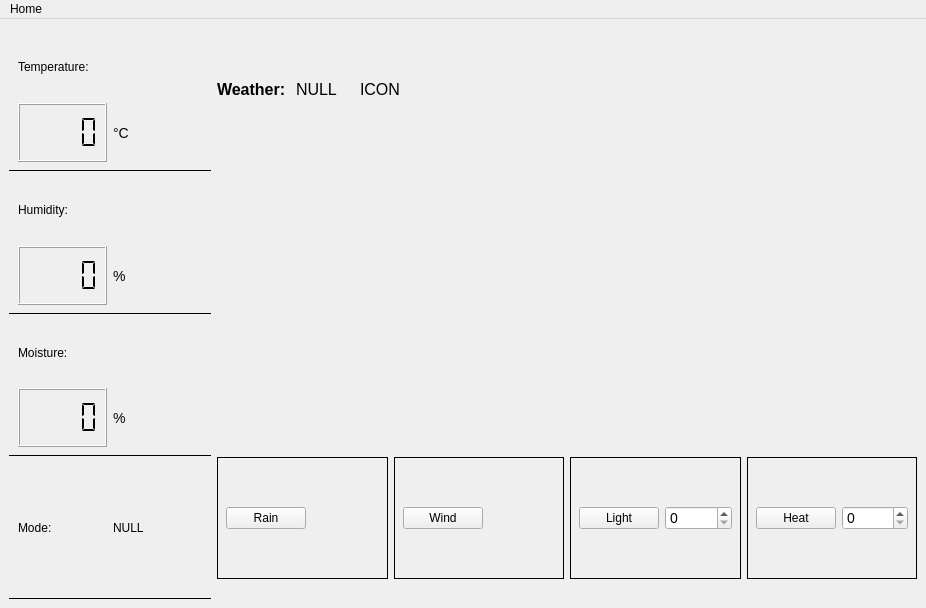
Before: the Qt Designer form src/anticarium_desktop/widgets/mainwindow.ui in Anticarium/Anticarium_Desktop, drawn with Qt 5.
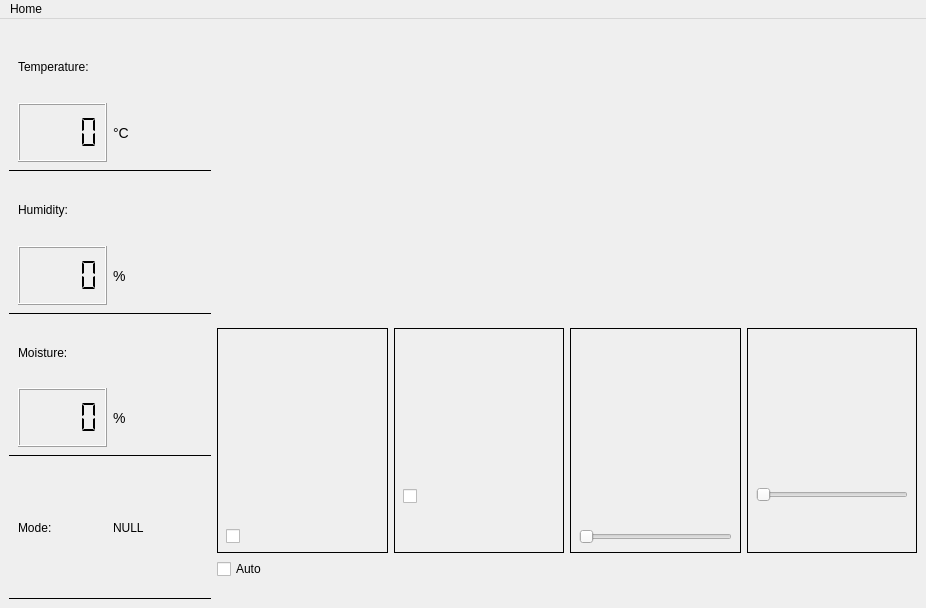
After: the same form once the commit is applied. Icons and pictures are not drawn.

Commit message: Updated Shared types version, added icons, updated design

```diff
--- a/src/anticarium_desktop/widgets/mainwindow.ui
+++ b/src/anticarium_desktop/widgets/mainwindow.ui
@@ -185,59 +185,6 @@
     </item>
     <item row="0" column="1">
      <layout class="QVBoxLayout" name="verticalLayout_2">
-      <item>
-       <layout class="QHBoxLayout" name="horizontalLayout_3">
-        <item>
-         <widget class="QLabel" name="label_9">
-          <property name="styleSheet">
-           <string notr="true">font-weight: bold; color: black; font-size: 16px;</string>
-          </property>
-          <property name="text">
-           <string>Weather: </string>
-          </property>
-         </widget>
-        </item>
-        <item>
-         <widget class="QLabel" name="weatherLabel">
-          <property name="styleSheet">
-           <string notr="true">font-weight: normal; color: black; font-size: 16px;</string>
-          </property>
-          <property name="text">
-           <string>NULL</string>
-          </property>
-         </widget>
-        </item>
-        <item>
-         <widget class="QLabel" name="label_11">
-          <property name="styleSheet">
-           <string notr="true">font-weight: normal; color: black; font-size: 16px;</string>
-          </property>
-          <property name="text">
-           <string>ICON</string>
-          </property>
-          <property name="scaledContents">
-           <bool>true</bool>
-          </property>
-         </widget>
-        </item>
-        <item>
-         <spacer name="horizontalSpacer_2">
-          <property name="orientation">
-           <enum>Qt::Horizontal</enum>
-          </property>
-          <property name="sizeType">
-           <enum>QSizePolicy::Fixed</enum>
-          </property>
-          <property name="sizeHint" stdset="0">
-           <size>
-            <width>500</width>
-            <height>20</height>
-           </size>
-          </property>
-         </spacer>
-        </item>
-       </layout>
-      </item>
       <item>
        <spacer name="verticalSpacer">
         <property name="orientation">
@@ -261,17 +208,7 @@
           <property name="styleSheet">
            <string notr="true">QWidget#RainButtonWidget{border: 1px solid black;}</string>
           </property>
-          <layout class="QHBoxLayout" name="horizontalLayout_10">
-           <item>
-            <widget class="QPushButton" name="pushButton">
-             <property name="styleSheet">
-              <string notr="true">color: black;</string>
-             </property>
-             <property name="text">
-              <string>Rain</string>
-             </property>
-            </widget>
-           </item>
+          <layout class="QVBoxLayout" name="verticalLayout_6">
            <item>
             <widget class="QLabel" name="label_12">
              <property name="styleSheet">
@@ -284,7 +221,60 @@
               <pixmap>:/icons/assets/icons/Invert_Colors_Icon_1.png</pixmap>
              </property>
              <property name="scaledContents">
-              <bool>true</bool>
+              <bool>false</bool>
+             </property>
+             <property name="alignment">
+              <set>Qt::AlignCenter</set>
+             </property>
+             <property name="wordWrap">
+              <bool>false</bool>
+             </property>
+            </widget>
+           </item>
+           <item>
+            <widget class="QCheckBox" name="checkBox">
+             <property name="text">
+              <string/>
+             </property>
+            </widget>
+           </item>
+          </layout>
+         </widget>
+        </item>
+        <item>
+         <widget class="QWidget" name="HeatButtonWidget" native="true">
+          <property name="styleSheet">
+           <string notr="true">QWidget#HeatButtonWidget{border: 1px solid black;}
+</string>
+          </property>
+          <layout class="QVBoxLayout" name="verticalLayout_9">
+           <item>
+            <layout class="QHBoxLayout" name="horizontalLayout_8">
+             <item>
+              <widget class="QLabel" name="label_10">
+               <property name="maximumSize">
+                <size>
+                 <width>70</width>
+                 <height>70</height>
+                </size>
+               </property>
+               <property name="text">
+                <string/>
+               </property>
+               <property name="pixmap">
+                <pixmap resource="../resources.qrc">:/icons/assets/icons/Local_Fire_Department_Icon_1.png</pixmap>
+               </property>
+               <property name="scaledContents">
+                <bool>true</bool>
+               </property>
+              </widget>
+             </item>
+            </layout>
+           </item>
+           <item>
+            <widget class="QCheckBox" name="checkBox_2">
+             <property name="text">
+              <string/>
              </property>
             </widget>
            </item>
@@ -297,29 +287,7 @@
            <string notr="true">QWidget#WindButtonWidget{border: 1px solid black;}
 </string>
           </property>
-          <layout class="QHBoxLayout" name="horizontalLayout_9">
-           <item>
-            <widget class="QPushButton" name="pushButton_3">
-             <property name="styleSheet">
-              <string notr="true">color: black;</string>
-             </property>
-             <property name="text">
-              <string>Wind</string>
-             </property>
-             <property name="checkable">
-              <bool>false</bool>
-             </property>
-             <property name="autoDefault">
-              <bool>false</bool>
-             </property>
-             <property name="default">
-              <bool>false</bool>
-             </property>
-             <property name="flat">
-              <bool>false</bool>
-             </property>
-            </widget>
-           </item>
+          <layout class="QVBoxLayout" name="verticalLayout_7">
            <item>
             <widget class="QLabel" name="label_13">
              <property name="styleSheet">
@@ -332,7 +300,23 @@
               <pixmap>:/icons/assets/icons/Waves_Icon_1.png</pixmap>
              </property>
              <property name="scaledContents">
-              <bool>true</bool>
+              <bool>false</bool>
+             </property>
+             <property name="alignment">
+              <set>Qt::AlignCenter</set>
+             </property>
+            </widget>
+           </item>
+           <item>
+            <widget class="QSlider" name="horizontalSlider">
+             <property name="sizePolicy">
+              <sizepolicy hsizetype="Preferred" vsizetype="Fixed">
+               <horstretch>0</horstretch>
+               <verstretch>0</verstretch>
+              </sizepolicy>
+             </property>
+             <property name="orientation">
+              <enum>Qt::Horizontal</enum>
              </property>
             </widget>
            </item>
@@ -345,82 +329,61 @@
            <string notr="true">QWidget#LightButtonWidget{border: 1px solid black;}
 </string>
           </property>
-          <layout class="QHBoxLayout" name="horizontalLayout_8">
+          <layout class="QVBoxLayout" name="verticalLayout_8">
            <item>
-            <widget class="QPushButton" name="pushButton_5">
-             <property name="styleSheet">
-              <string notr="true">color: black;</string>
-             </property>
-             <property name="text">
-              <string>Light</string>
-             </property>
-             <property name="checkable">
-              <bool>false</bool>
-             </property>
-             <property name="autoDefault">
-              <bool>false</bool>
-             </property>
-             <property name="default">
-              <bool>false</bool>
-             </property>
-             <property name="flat">
-              <bool>false</bool>
-             </property>
-            </widget>
+            <layout class="QHBoxLayout" name="horizontalLayout_7">
+             <item>
+              <widget class="QLabel" name="label_5">
+               <property name="maximumSize">
+                <size>
+                 <width>60</width>
+                 <height>60</height>
+                </size>
+               </property>
+               <property name="layoutDirection">
+                <enum>Qt::LeftToRight</enum>
+               </property>
+               <property name="text">
+                <string/>
+               </property>
+               <property name="pixmap">
+                <pixmap resource="../resources.qrc">:/icons/assets/icons/Lightbulb_Outline_Icon_1.png</pixmap>
+               </property>
+               <property name="scaledContents">
+                <bool>true</bool>
+               </property>
+               <property name="alignment">
+                <set>Qt::AlignLeading|Qt::AlignLeft|Qt::AlignVCenter</set>
+               </property>
+              </widget>
+             </item>
+            </layout>
            </item>
            <item>
-            <widget class="QSpinBox" name="lightValue">
-             <property name="styleSheet">
-              <string notr="true">font-size: 14px;</string>
+            <widget class="QSlider" name="horizontalSlider_2">
+             <property name="sizePolicy">
+              <sizepolicy hsizetype="Preferred" vsizetype="Fixed">
+               <horstretch>0</horstretch>
+               <verstretch>0</verstretch>
+              </sizepolicy>
              </property>
-             <property name="maximum">
-              <number>100</number>
+             <property name="orientation">
+              <enum>Qt::Horizontal</enum>
              </property>
             </widget>
            </item>
           </layout>
          </widget>
         </item>
+       </layout>
+      </item>
+      <item>
+       <layout class="QHBoxLayout" name="horizontalLayout_9">
         <item>
-         <widget class="QWidget" name="HeatButtonWidget" native="true">
-          <property name="styleSheet">
-           <string notr="true">QWidget#HeatButtonWidget{border: 1px solid black;}
-</string>
+         <widget class="QCheckBox" name="checkBox_3">
+          <property name="text">
+           <string>Auto</string>
           </property>
-          <layout class="QHBoxLayout" name="horizontalLayout_7">
-           <item>
-            <widget class="QPushButton" name="pushButton_6">
-             <property name="styleSheet">
-              <string notr="true">color: black;</string>
-             </property>
-             <property name="text">
-              <string>Heat</string>
-             </property>
-             <property name="checkable">
-              <bool>false</bool>
-             </property>
-             <property name="autoDefault">
-              <bool>false</bool>
-             </property>
-             <property name="default">
-              <bool>false</bool>
-             </property>
-             <property name="flat">
-              <bool>false</bool>
-             </property>
-            </widget>
-           </item>
-           <item>
-            <widget class="QSpinBox" name="heatValue">
-             <property name="styleSheet">
-              <string notr="true">font-size: 14px;</string>
-             </property>
-             <property name="maximum">
-              <number>100</number>
-             </property>
-            </widget>
-           </item>
-          </layout>
          </widget>
         </item>
        </layout>
```
Left out of the diff: 14 changed lines with no effect on the pictures. The commit also changes 7 other files.
